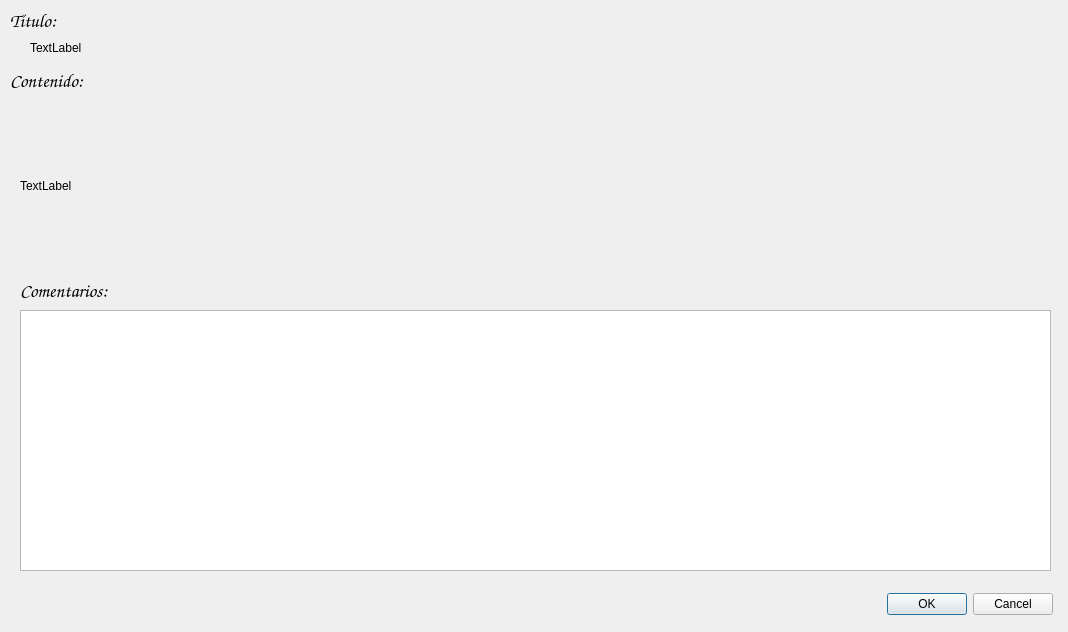
First picture: the form in hitagget/viewpost.ui, repository Lossani/CC31_U201720651_U201920080_U201921200_U201920273, before the edit.
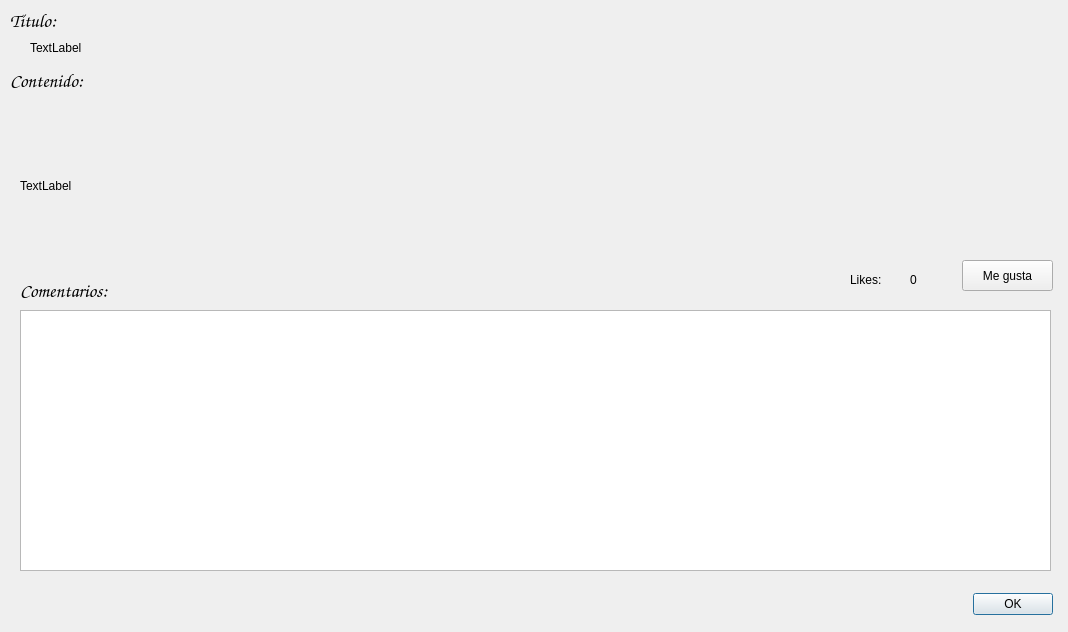
Second picture: the form after the edit.

The edit to the form file:
```diff
--- a/hitagget/viewpost.ui
+++ b/hitagget/viewpost.ui
@@ -36,7 +36,7 @@
     </rect>
    </property>
    <property name="standardButtons">
-    <set>QDialogButtonBox::Cancel|QDialogButtonBox::Ok</set>
+    <set>QDialogButtonBox::Ok</set>
    </property>
   </widget>
   <widget class="QLabel" name="lblTitle">
@@ -128,6 +128,45 @@
     <string>Comentarios:</string>
    </property>
   </widget>
+  <widget class="QPushButton" name="btnLike">
+   <property name="geometry">
+    <rect>
+     <x>962</x>
+     <y>260</y>
+     <width>91</width>
+     <height>31</height>
+    </rect>
+   </property>
+   <property name="text">
+    <string>Me gusta</string>
+   </property>
+  </widget>
+  <widget class="QLabel" name="lblLikes">
+   <property name="geometry">
+    <rect>
+     <x>850</x>
+     <y>270</y>
+     <width>51</width>
+     <height>20</height>
+    </rect>
+   </property>
+   <property name="text">
+    <string>Likes:</string>
+   </property>
+  </widget>
+  <widget class="QLabel" name="lblNumLikes">
+   <property name="geometry">
+    <rect>
+     <x>910</x>
+     <y>270</y>
+     <width>41</width>
+     <height>20</height>
+    </rect>
+   </property>
+   <property name="text">
+    <string>0</string>
+   </property>
+  </widget>
  </widget>
  <resources/>
  <connections/>
```
